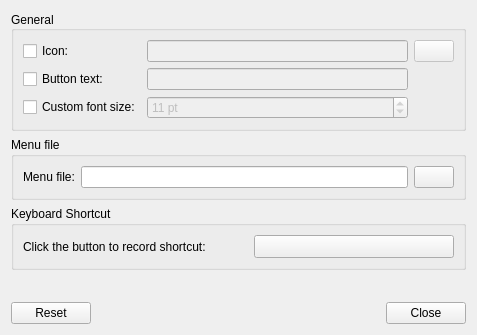
The window that plugin-mainmenu/lxqtmainmenuconfiguration.ui (lxqt/lxqt-panel) describes before a commit, drawn with Qt 5.
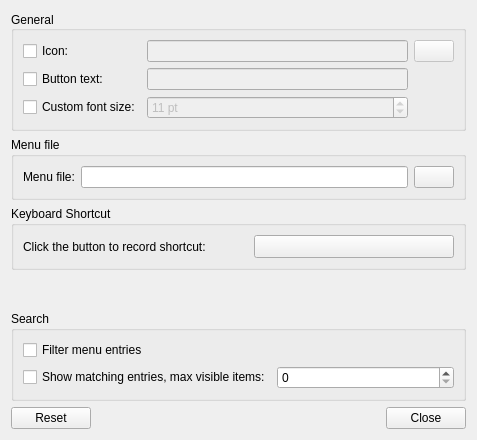
The same window after the commit. Custom widgets are drawn as their Qt base class.

Commit message:
mainmenu: Add configurable way of search
1. just filter entries in the herarchy
2. show matching entries in top menu (list)

Both can be used simulatenously.

Patch:
```diff
--- a/plugin-mainmenu/lxqtmainmenuconfiguration.ui
+++ b/plugin-mainmenu/lxqtmainmenuconfiguration.ui
@@ -7,7 +7,7 @@
     <x>0</x>
     <y>0</y>
     <width>477</width>
-    <height>335</height>
+    <height>440</height>
    </rect>
   </property>
   <property name="windowTitle">
@@ -163,6 +163,36 @@
      </property>
     </spacer>
    </item>
+   <item>
+    <widget class="QGroupBox" name="searchGB">
+     <property name="title">
+      <string>Search</string>
+     </property>
+     <layout class="QGridLayout" name="gridLayout_4">
+      <item row="0" column="0">
+       <widget class="QCheckBox" name="filterMenuCB">
+        <property name="text">
+         <string>Filter menu entries</string>
+        </property>
+       </widget>
+      </item>
+      <item row="1" column="0">
+       <widget class="QCheckBox" name="filterShowCB">
+        <property name="text">
+         <string>Show matching entries, max visible items:</string>
+        </property>
+       </widget>
+      </item>
+      <item row="1" column="1">
+       <widget class="QSpinBox" name="filterShowMaxItemsSB">
+        <property name="maximum">
+         <number>20</number>
+        </property>
+       </widget>
+      </item>
+     </layout>
+    </widget>
+   </item>
    <item>
     <widget class="QDialogButtonBox" name="buttons">
      <property name="orientation">
```
Left out of the diff: 16 changed lines with no effect on the pictures. The commit also changes 6 other files.
